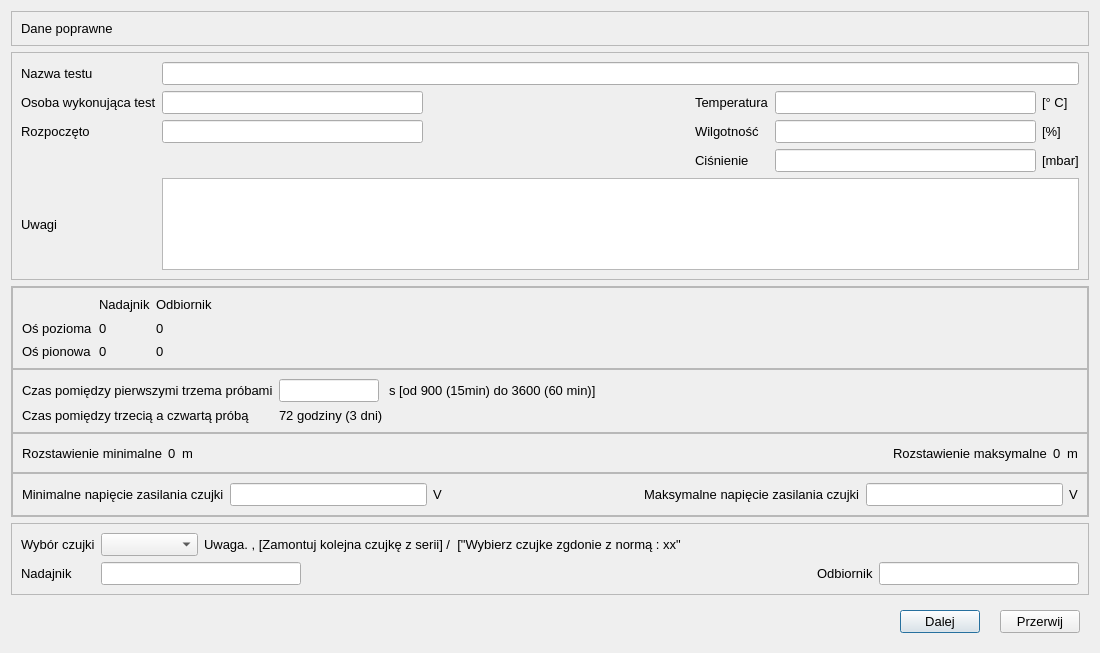
This is CzujkiLinioweApp/oknoparametrytestu.ui in wiacekmarcin/CzujkiLiniowe as Qt 5 draws it before an edit. The edited form follows.
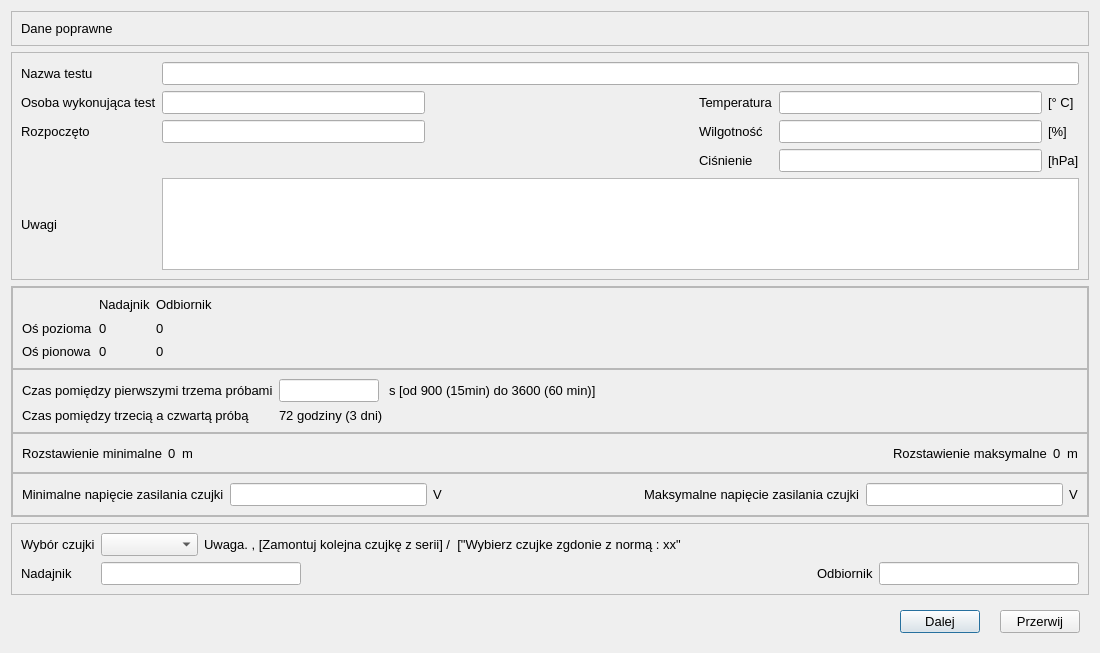
This is the edited form. Icons and pictures are not drawn.

Patch:
```diff
--- a/CzujkiLinioweApp/oknoparametrytestu.ui
+++ b/CzujkiLinioweApp/oknoparametrytestu.ui
@@ -80,7 +80,7 @@
       <item row="3" column="5">
        <widget class="QLabel" name="label_8">
         <property name="text">
-         <string>[mbar]</string>
+         <string>[hPa]</string>
         </property>
        </widget>
       </item>
```
